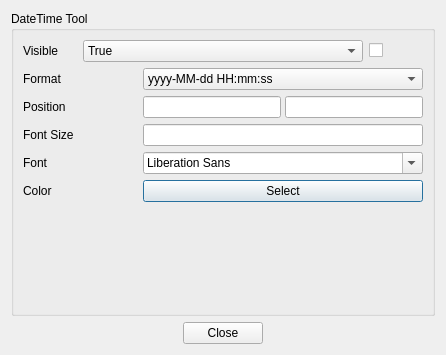
This is src/othertools/othersetdialog.ui in dependon/fantascene-dynamic-wallpaper as Qt 5 draws it before an edit. The edited form follows.
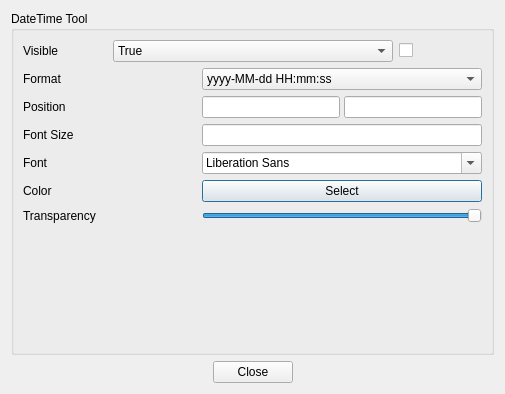
This is the edited form.

```diff
--- a/src/othertools/othersetdialog.ui
+++ b/src/othertools/othersetdialog.ui
@@ -6,8 +6,8 @@
    <rect>
     <x>0</x>
     <y>0</y>
-    <width>446</width>
-    <height>355</height>
+    <width>505</width>
+    <height>394</height>
    </rect>
   </property>
   <property name="windowTitle">
@@ -249,6 +249,57 @@
         </item>
        </layout>
       </item>
+      <item>
+       <layout class="QHBoxLayout" name="horizontalLayout_7">
+        <property name="leftMargin">
+         <number>0</number>
+        </property>
+        <property name="topMargin">
+         <number>0</number>
+        </property>
+        <property name="rightMargin">
+         <number>0</number>
+        </property>
+        <property name="bottomMargin">
+         <number>0</number>
+        </property>
+        <item>
+         <widget class="QLabel" name="label_7">
+          <property name="text">
+           <string>Transparency</string>
+          </property>
+         </widget>
+        </item>
+        <item>
+         <widget class="QSlider" name="trSlider">
+          <property name="minimumSize">
+           <size>
+            <width>280</width>
+            <height>0</height>
+           </size>
+          </property>
+          <property name="maximumSize">
+           <size>
+            <width>280</width>
+            <height>16777215</height>
+           </size>
+          </property>
+          <property name="minimum">
+           <number>1</number>
+          </property>
+          <property name="maximum">
+           <number>255</number>
+          </property>
+          <property name="value">
+           <number>255</number>
+          </property>
+          <property name="orientation">
+           <enum>Qt::Horizontal</enum>
+          </property>
+         </widget>
+        </item>
+       </layout>
+      </item>
       <item>
        <spacer name="verticalSpacer">
         <property name="orientation">
```
